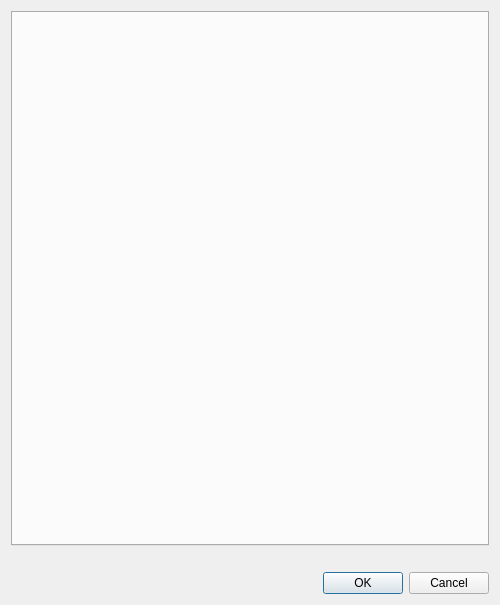
First picture: the form in client/src/ui/dialogs/preferences_dialog.ui, repository networkoptix/nx_open, before the edit.
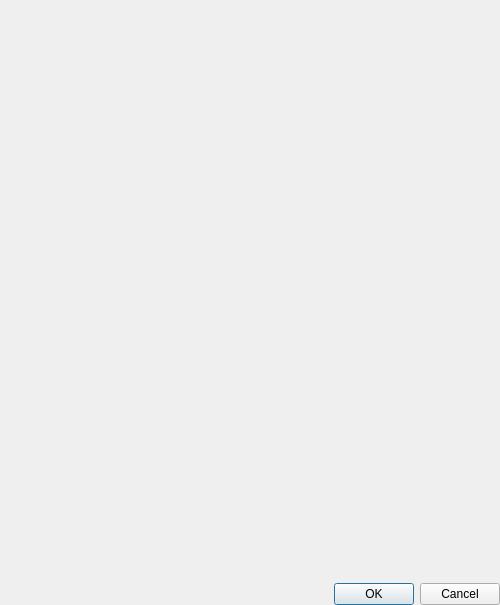
Second picture: the form after the edit.

Commit message:
Zero margins for tabbed dialogs.
<==== Mercurial data ====>
Branch: new_style

```diff
--- a/client/src/ui/dialogs/preferences_dialog.ui
+++ b/client/src/ui/dialogs/preferences_dialog.ui
@@ -14,8 +14,27 @@
    <string>Local Settings</string>
   </property>
   <layout class="QVBoxLayout" name="verticalLayout" stretch="1,0,0">
+   <property name="leftMargin">
+    <number>0</number>
+   </property>
+   <property name="topMargin">
+    <number>0</number>
+   </property>
+   <property name="rightMargin">
+    <number>0</number>
+   </property>
+   <property name="bottomMargin">
+    <number>0</number>
+   </property>
    <item>
-    <widget class="QTabWidget" name="tabWidget"/>
+    <widget class="QTabWidget" name="tabWidget">
+     <property name="tabShape">
+      <enum>QTabWidget::Triangular</enum>
+     </property>
+     <property name="documentMode">
+      <bool>true</bool>
+     </property>
+    </widget>
    </item>
    <item>
     <widget class="QLabel" name="readOnlyWarningLabel">
```
The commit also changes 8 other files.
